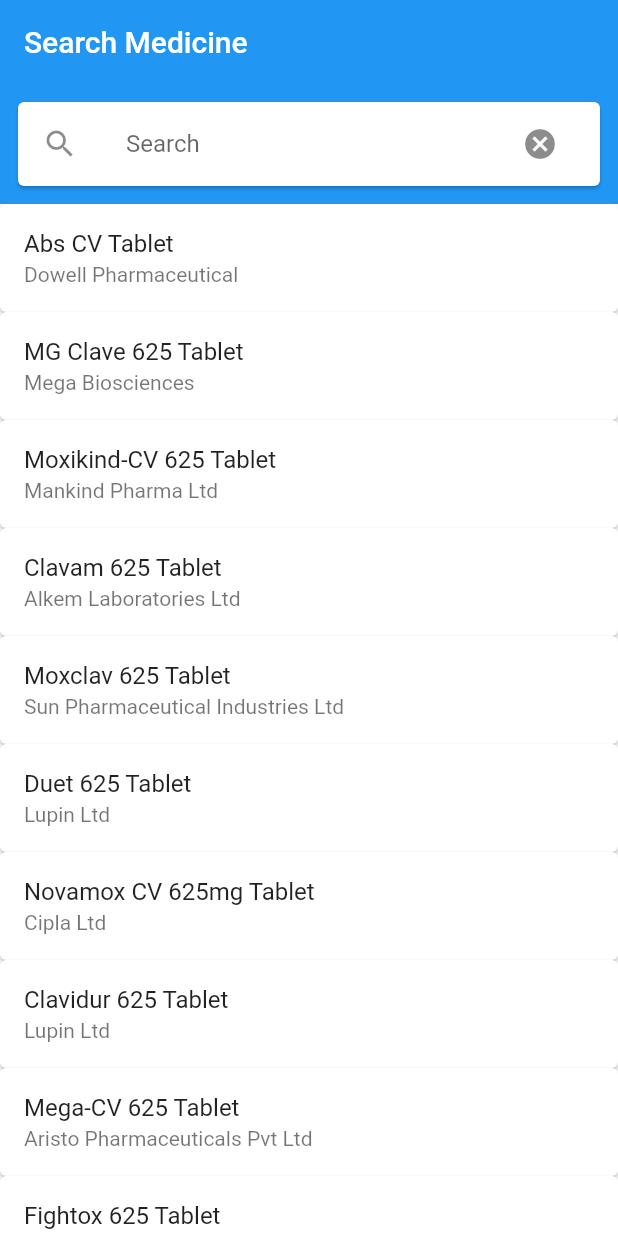
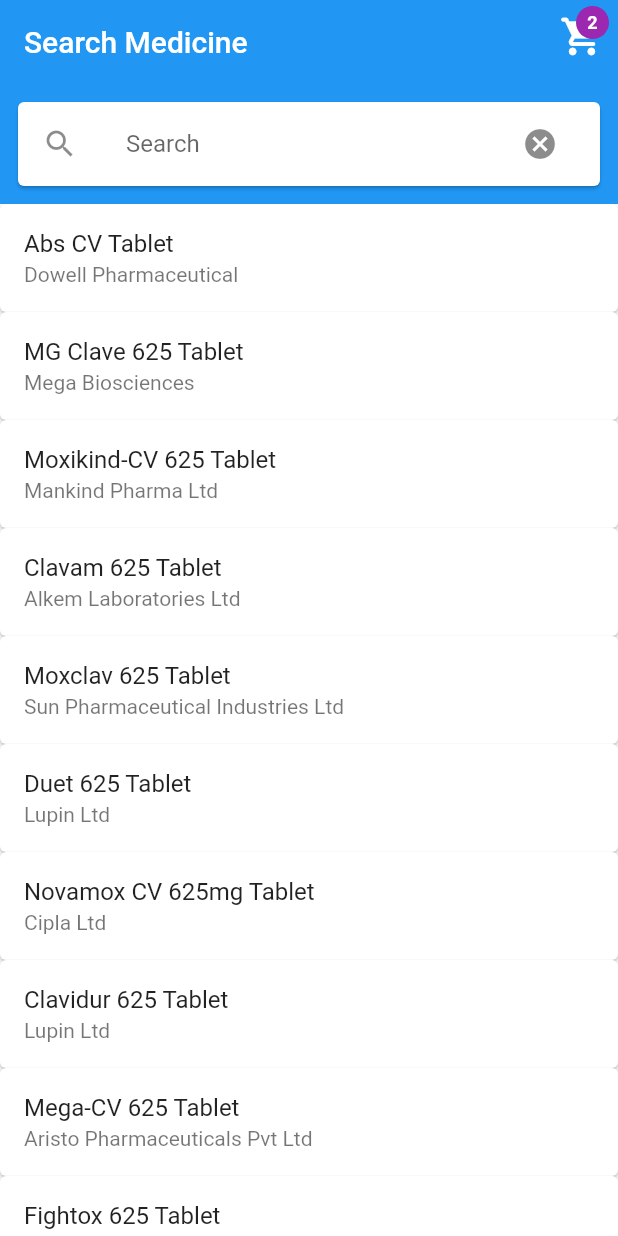
Before and after one commit to ayushimehtaMT/healthcareapp, a Flutter app: the SearchMedicine screen opened directly, on a phone screen of 412 x 824 dp. Run offline on Flutter 3.47's test engine with Material 2 defaults, Android fonts, the phone set to English and light mode, and no system bars; our stand-ins replace google_fonts, shared_preferences, sqflite; accounts and stored records are empty.

Commit message:
cart on search medicine code

```diff
--- a/lib/SearchMedicine.dart
+++ b/lib/SearchMedicine.dart
@@ -1,5 +1,6 @@
 import 'package:flutter/material.dart';
 import 'package:healthcareapp/MedicineDetails.dart';
+import 'package:healthcareapp/ViewCart.dart';
 
 class SearchMedicine extends StatefulWidget {
   const SearchMedicine({super.key, required this.title});
@@ -45,6 +46,44 @@
   Widget build(BuildContext context) {return new Scaffold(
     appBar: new AppBar(
       title: new Text('Search Medicine'),
+      actions: [
+        Stack(
+          children: [
+            IconButton(
+              onPressed: () {
+                  Navigator.push(
+                  context,
+                  MaterialPageRoute(builder: (context) =>  const ViewCartWidget()),
+                  );
+              },
+              icon: const Icon(
+                Icons.shopping_cart_rounded,
+                size: 30,
+              ),
+            ),
+            Positioned(
+              top: 4,
+              right: 6,
+              child: Container(
+                height: 22,
+                width: 22,
+                decoration: const BoxDecoration(
+                  shape: BoxShape.circle,
+                  color: Colors.purple,
+                ),
+                child: const Center(
+                    child: Text(
+                      "2",
+                      style: TextStyle(
+                        fontSize: 12,
+                        fontWeight: FontWeight.bold,
+                      ),
+                    )),
+              ),
+            ),
+          ],
+        ),
+      ],
       elevation: 0.0,
     ),
     body: new Column(
```
